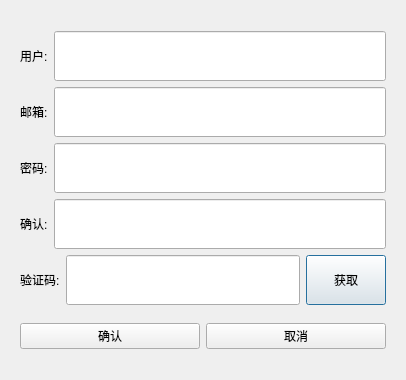
The window that Client/ClientChat/registerdialog.ui (Shann-mu/ShanMuChat) describes before a commit, drawn with Qt 5.
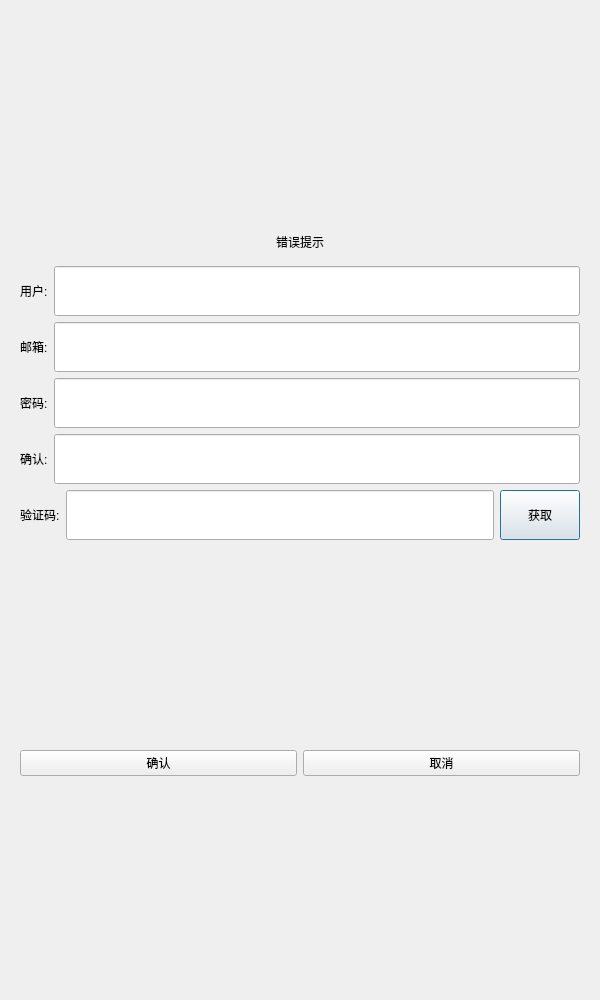
The same window after the commit.

Diff of the .ui file:
```diff
--- a/Client/ClientChat/registerdialog.ui
+++ b/Client/ClientChat/registerdialog.ui
@@ -6,10 +6,16 @@
    <rect>
     <x>0</x>
     <y>0</y>
-    <width>406</width>
-    <height>380</height>
+    <width>600</width>
+    <height>1000</height>
    </rect>
   </property>
+  <property name="minimumSize">
+   <size>
+    <width>600</width>
+    <height>1000</height>
+   </size>
+  </property>
   <property name="windowTitle">
    <string>Dialog</string>
   </property>
@@ -33,6 +39,22 @@
            </property>
           </spacer>
          </item>
+         <item>
+          <widget class="QWidget" name="widget" native="true">
+           <layout class="QVBoxLayout" name="verticalLayout_4">
+            <item>
+             <widget class="QLabel" name="err_tip">
+              <property name="text">
+               <string>错误提示</string>
+              </property>
+              <property name="alignment">
+               <set>Qt::AlignCenter</set>
+              </property>
+             </widget>
+            </item>
+           </layout>
+          </widget>
+         </item>
          <item>
           <layout class="QHBoxLayout" name="horizontalLayout">
            <item>
@@ -196,15 +218,15 @@
          </item>
          <item>
           <layout class="QHBoxLayout" name="horizontalLayout_6">
-           <item>
-            <widget class="QPushButton" name="pushButton_3">
-             <property name="text">
-              <string>确认</string>
-             </property>
-            </widget>
-           </item>
            <item>
             <widget class="QPushButton" name="confirm_btn">
+             <property name="text">
+              <string>确认</string>
+             </property>
+            </widget>
+           </item>
+           <item>
+            <widget class="QPushButton" name="cancel_btn">
              <property name="text">
               <string>取消</string>
              </property>
```
Left out of the diff: 2 changed lines with no effect on the pictures.
